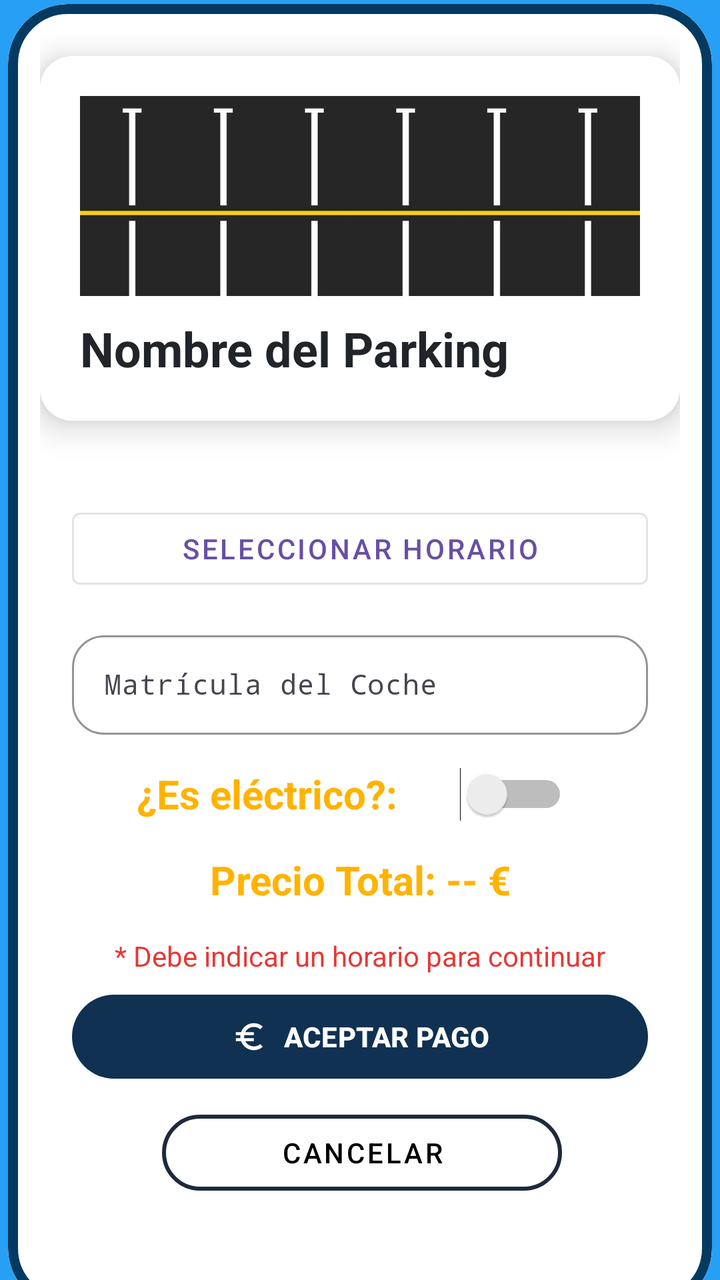
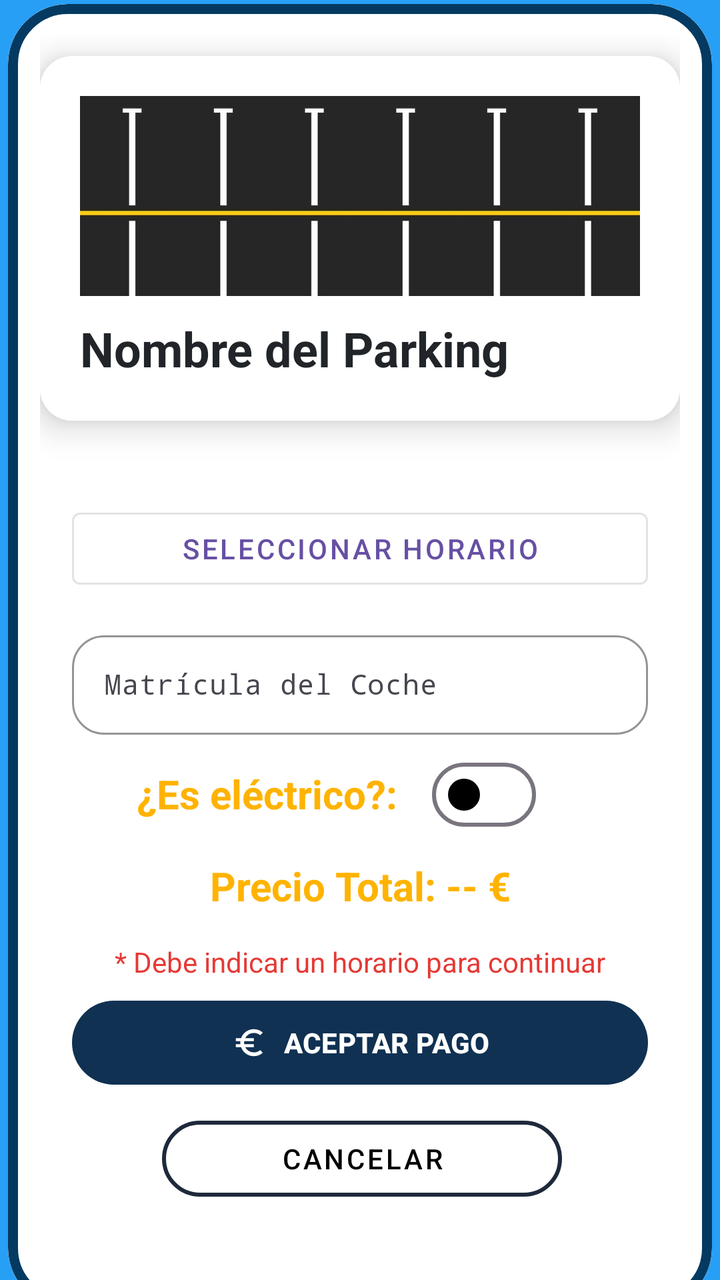

Before-and-after screenshots of an Android layout around one commit, followed by the original layout XML and the change that was made.
<!-- AndroidManifest.xml: application theme Theme.ParkPay -->
<!-- res/layout/activity_pagar_parking.xml -->
<?xml version="1.0" encoding="utf-8"?>
<androidx.constraintlayout.widget.ConstraintLayout xmlns:android="http://schemas.android.com/apk/res/android"
    xmlns:app="http://schemas.android.com/apk/res-auto"
    xmlns:tools="http://schemas.android.com/tools"
    android:id="@+id/main"
    android:layout_width="match_parent"
    android:layout_height="match_parent"
    tools:context=".Pagar_Parking"
    android:background="#279FF5">

    <com.google.android.material.card.MaterialCardView
        style="@style/Widget.Material3.CardView.Outlined"
        android:layout_width="352dp"
        android:layout_height="652dp"
        android:layout_marginTop="15dp"

        app:cardBackgroundColor="@android:color/transparent"
        app:cardCornerRadius="30dp"
        app:layout_constraintBottom_toBottomOf="parent"
        app:layout_constraintEnd_toEndOf="parent"
        app:layout_constraintHorizontal_bias="0.491"
        app:layout_constraintStart_toStartOf="parent"
        app:layout_constraintTop_toTopOf="parent"
        app:layout_constraintVertical_bias="0.493"
        app:strokeColor="#043A61"
        app:strokeWidth="5dp"
        android:background="@color/white">

        <androidx.constraintlayout.widget.ConstraintLayout
            android:layout_width="match_parent"
            android:layout_height="match_parent"
            android:background="@color/white"
            android:padding="16dp">

            <androidx.cardview.widget.CardView
                android:id="@+id/cardView"
                android:layout_width="match_parent"
                android:layout_height="wrap_content"
                android:outlineAmbientShadowColor="@color/black"
                app:cardCornerRadius="16dp"
                app:cardElevation="10dp"
                app:layout_constraintTop_toTopOf="parent"
                tools:layout_editor_absoluteX="16dp"
                android:layout_marginTop="10dp">

                <LinearLayout
                    android:layout_width="match_parent"
                    android:layout_height="wrap_content"
                    android:orientation="vertical"
                    android:padding="20dp"
                    android:background="@color/white">

                    <ImageView
                        android:layout_width="match_parent"
                        android:layout_height="100dp"
                        android:background="@mipmap/fondo_listview" />

                    <TextView
                        android:id="@+id/id_text_parking_nombre2"
                        android:layout_width="match_parent"
                        android:layout_height="wrap_content"
                        android:layout_marginTop="10dp"
                        android:text="Nombre del Parking"
                        android:textColor="#212529"
                        android:textSize="24sp"
                        android:textStyle="bold" />

                </LinearLayout>
            </androidx.cardview.widget.CardView>

            <LinearLayout
                android:layout_width="match_parent"
                android:layout_height="wrap_content"
                android:orientation="vertical"
                android:padding="16dp"
                app:layout_constraintTop_toBottomOf="@+id/cardView"
                tools:layout_editor_absoluteX="16dp">

                <Button
                    android:id="@+id/id_btn_parking_horario"
                    style="@style/Widget.MaterialComponents.Button.OutlinedButton"
                    android:layout_width="match_parent"
                    android:layout_height="wrap_content"
                    android:icon="@android:drawable/ic_menu_my_calendar"
                    android:onClick="indicarFechas"
                    android:text="Seleccionar Horario"
                    android:layout_marginTop="24dp" />

                <com.google.android.material.textfield.TextInputLayout
                    android:id="@+id/til_name"
                    android:layout_width="match_parent"
                    android:layout_height="55dp"
                    android:hint="Matrícula del Coche"
                    app:boxBackgroundMode="outline"
                    app:boxCornerRadiusBottomEnd="16dp"
                    app:boxCornerRadiusBottomStart="16dp"
                    app:boxCornerRadiusTopEnd="16dp"
                    app:boxCornerRadiusTopStart="16dp"
                    app:boxStrokeColor="#1E293B"
                    app:hintTextColor="#64748B"
                    app:layout_constraintEnd_toEndOf="parent"
                    app:layout_constraintStart_toStartOf="parent"
                    app:layout_constraintTop_toBottomOf="@+id/textView"
                    android:layout_marginTop="14dp">

                    <com.google.android.material.textfield.TextInputEditText
                        android:id="@+id/id_text_parking_matricula"
                        android:layout_width="match_parent"
                        android:layout_height="wrap_content"
                        android:fontFamily="monospace"
                        android:inputType="textCapCharacters"
                        android:textColor="#0F172A"
                        android:textColorHint="#64748B"
                        android:textSize="14sp"
                        android:digits="0123456789ABCDEFGHIJKLMNOPQRSTUVWXYZabcdefghijklmnopqrstuvwxyz- "/>
                </com.google.android.material.textfield.TextInputLayout>

                <LinearLayout
                    android:layout_width="match_parent"
                    android:layout_height="wrap_content"
                    android:layout_marginTop="9dp"
                    android:orientation="horizontal">

                    <TextView
                        android:id="@+id/id_text_parking_vehiculo"
                        android:layout_width="160dp"
                        android:layout_height="wrap_content"
                        android:gravity="center_horizontal"
                        android:text="¿Es eléctrico?: "
                        android:textColor="#FFB300"
                        android:textSize="20sp"
                        android:textStyle="bold"
                        android:layout_marginTop="7dp"
                        android:layout_marginLeft="20dp"/>

                    <Switch
                        android:id="@+id/id_switch_parking_vehiculo"
                        android:layout_width="match_parent"
                        android:layout_height="wrap_content"
                        android:layout_marginTop="5dp"
                        android:layout_marginRight="40dp"/>

                </LinearLayout>

                <TextView
                    android:id="@+id/id_text_parking_precioTotal"
                    android:layout_width="match_parent"
                    android:layout_height="wrap_content"
                    android:layout_marginTop="16dp"
                    android:gravity="center_horizontal"
                    android:text="Precio Total: -- €"
                    android:textColor="#FFB300"
                    android:textSize="20sp"
                    android:textStyle="bold" />

                <TextView
                    android:id="@+id/id_text_parking_error"
                    android:layout_width="match_parent"
                    android:layout_height="wrap_content"
                    android:layout_marginTop="15dp"
                    android:text="* Debe indicar un horario para continuar"
                    android:textAlignment="center"
                    android:textColor="#E53935"
                    android:textSize="14sp"
                    android:visibility="visible" />

                <com.google.android.material.button.MaterialButton
                    android:id="@+id/id_btn_parking_aceptarPago"
                    android:layout_width="match_parent"
                    android:layout_height="50dp"
                    android:layout_marginTop="6dp"
                    android:onClick="pagarParking"
                    android:text="ACEPTAR PAGO"
                    android:textColor="@color/white"
                    android:textStyle="bold"
                    app:backgroundTint="#103152"
                    app:icon="@drawable/icon_euro"
                    app:iconGravity="textStart"
                    app:iconPadding="8dp"
                    app:iconTint="@color/white" />

                <com.google.android.material.button.MaterialButton
                    android:id="@+id/id_btn_parking_volver"
                    style="@style/Widget.MaterialComponents.Button.OutlinedButton"
                    android:layout_width="200dp"
                    android:layout_height="50dp"
                    android:layout_marginLeft="45dp"
                    android:layout_marginTop="8dp"
                    android:onClick="cancelarPago"
                    android:text="Cancelar"
                    android:textColor="@color/black"
                    app:cornerRadius="20dp"
                    app:strokeColor="#1E293B"
                    app:strokeWidth="2dp" />

            </LinearLayout>


        </androidx.constraintlayout.widget.ConstraintLayout>
    </com.google.android.material.card.MaterialCardView>

</androidx.constraintlayout.widget.ConstraintLayout>
<!-- resources referenced by this layout -->
<resources>
  <color name="black">#FF000000</color>
  <color name="white">#FFFFFFFF</color>
  <!-- drawable icon_euro (drawable) -->
  <vector xmlns:android="http://schemas.android.com/apk/res/android" android:height="24dp" android:tint="#000000" android:viewportHeight="960" android:viewportWidth="960" android:width="24dp">
        
      <path android:fillColor="@android:color/white" android:pathData="M600,840Q482,840 390,773Q298,706 260,600L120,600L120,520L242,520Q240,509 240,500Q240,491 240,480Q240,469 240,460Q240,451 242,440L120,440L120,360L260,360Q298,254 390,187Q482,120 600,120Q669,120 730.5,144Q792,168 840,212L770,282Q735,253 691.5,236.5Q648,220 600,220Q525,220 463.5,258.5Q402,297 370,360L600,360L600,440L344,440Q342,451 341,460Q340,469 340,480Q340,491 341,500Q342,509 344,520L600,520L600,600L370,600Q402,663 463.5,701.5Q525,740 600,740Q648,740 692.5,723.5Q737,707 770,678L840,748Q792,792 730.5,816Q669,840 600,840Z"/>
      
  </vector>
  <!-- mipmap fondo_listview: jpg bitmap (mipmap-mdpi, 36100 bytes) -->
  <style name="Theme.ParkPay" parent="Base.Theme.ParkPay" />
  <style name="Base.Theme.ParkPay" parent="Theme.Material3.DayNight.NoActionBar">
          
          
      </style>
</resources>

<!-- the commit's change to res/layout/activity_pagar_parking.xml (unified diff, before → after) -->
@@ -133,12 +133,22 @@
                         android:layout_marginTop="7dp"
                         android:layout_marginLeft="20dp"/>
 
-                    <Switch
+
+
+
+
+
+
+
+                    <com.google.android.material.materialswitch.MaterialSwitch
                         android:id="@+id/id_switch_parking_vehiculo"
-                        android:layout_width="match_parent"
-                        android:layout_height="wrap_content"
+                        android:layout_width="wrap_content"
+                        android:layout_height="8dp"
                         android:layout_marginTop="5dp"
-                        android:layout_marginRight="40dp"/>
+                        android:layout_marginRight="50dp"
+                        app:thumbTint="@color/black"
+                        app:trackTint="@color/white"
+                        app:trackDecorationTint="@null"/>
 
                 </LinearLayout>
 
